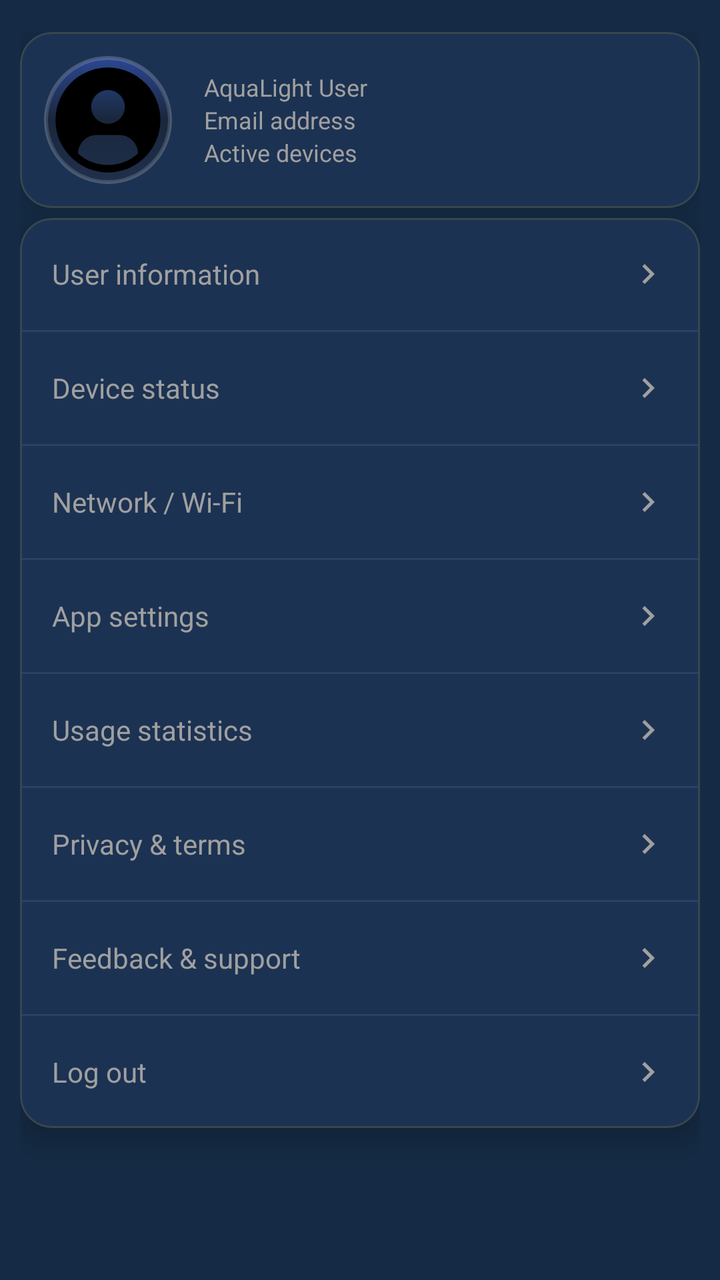
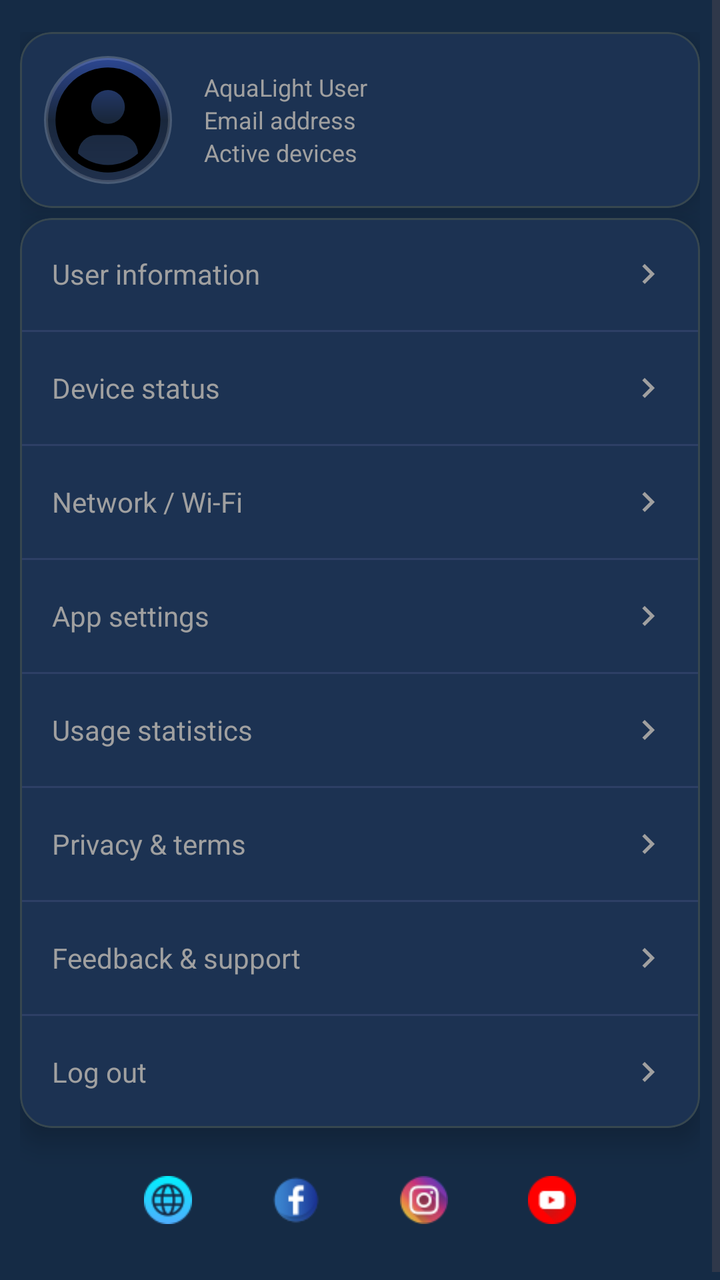

Before-and-after screenshots of an Android layout around one commit, followed by the original layout XML and the change that was made.
<!-- AndroidManifest.xml: application theme AppTheme -->
<!-- res/layout/fragment_settings.xml -->
<?xml version="1.0" encoding="utf-8"?>
<ScrollView
    xmlns:android="http://schemas.android.com/apk/res/android"
    xmlns:app="http://schemas.android.com/apk/res-auto"
    android:layout_width="match_parent"
    android:layout_height="match_parent"
    android:background="@color/background_color"
    android:fillViewport="true">

    <LinearLayout
        android:layout_width="match_parent"
        android:layout_height="wrap_content"
        android:orientation="vertical"
        android:paddingTop="16dp"
        android:paddingStart="10dp"
        android:paddingEnd="10dp"
        android:paddingBottom="16dp">

        
        <com.google.android.material.card.MaterialCardView
            android:layout_width="match_parent"
            android:layout_height="wrap_content"
			style="@style/Widget.Aqua.CardStyles"
            android:layout_marginBottom="5dp">

            <LinearLayout
                android:layout_width="match_parent"
                android:layout_height="wrap_content"
                android:orientation="horizontal"
                android:gravity="center_vertical"
                android:padding="12dp">

              <FrameLayout
    android:layout_width="64dp"
    android:layout_height="64dp"
    android:background="@drawable/profile_background">

    <ImageView
        android:id="@+id/ivProfilePhoto"
        android:layout_width="match_parent"
        android:layout_height="match_parent"
        android:layout_margin="2dp"
        android:background="@drawable/profile_clip_circle"
        android:scaleType="centerCrop"
        android:src="@drawable/ic_profile_placeholder"
        android:clipToOutline="true"
        android:clickable="true"
        android:focusable="true"
        android:contentDescription="@string/settings_profile_photo_desc" />
</FrameLayout>
                <LinearLayout
                    android:layout_width="0dp"
                    android:layout_height="wrap_content"
                    android:layout_weight="1"
                    android:layout_marginStart="16dp"
                    android:orientation="vertical">

                    <TextView
                        android:id="@+id/tvUsername"
                        android:layout_width="match_parent"
                        android:layout_height="wrap_content"
                        android:text="@string/settings_default_username"
                        android:textColor="@color/settings_text_secondary"
                        android:textSize="12sp"/>

                    <TextView
                        android:id="@+id/tvEmail"
                        android:layout_width="match_parent"
                        android:layout_height="wrap_content"
                        android:text="@string/settings_default_email"
                        android:textColor="@color/settings_text_secondary"
                        android:textSize="12sp"/>

                    <TextView
                        android:id="@+id/tvActiveDevices"
                        android:layout_width="match_parent"
                        android:layout_height="wrap_content"
                        android:text="@string/active_devices"
                        android:textColor="@color/settings_text_secondary"
                        android:textSize="12sp"/>
                </LinearLayout>
            </LinearLayout>
        </com.google.android.material.card.MaterialCardView>

        
        <com.google.android.material.card.MaterialCardView
            android:layout_width="match_parent"
            android:layout_height="wrap_content"
            style="@style/Widget.Aqua.CardStyles">

            <LinearLayout
                android:layout_width="match_parent"
                android:layout_height="wrap_content"
                android:orientation="vertical">

                
                <LinearLayout
                    android:id="@+id/rowUserInfo"
                    android:layout_width="match_parent"
                    android:layout_height="56dp"
                    android:paddingHorizontal="16dp"
                    android:gravity="center_vertical"
                    android:clickable="true"
                    android:focusable="true"
                    android:background="?android:attr/selectableItemBackground"
                    android:contentDescription="@string/settings_user_info_desc">

                    <TextView
                        android:layout_width="0dp"
                        android:layout_height="wrap_content"
                        android:layout_weight="1"
                        android:text="@string/settings_user_info"
                        android:textColor="@color/settings_text_secondary"
                        android:textSize="14sp"/>

                    <ImageView
                        android:layout_width="20dp"
                        android:layout_height="20dp"
                        android:src="@drawable/ic_arrow_right"
                        app:tint="@color/settings_text_secondary"
                        android:contentDescription="@string/settings_arrow_desc"/>
                </LinearLayout>

                <View
                    android:layout_width="match_parent"
                    android:layout_height="1dp"
                    android:background="@color/settings_divider"/>

                
                <LinearLayout
                    android:id="@+id/rowDeviceStatus"
                    android:layout_width="match_parent"
                    android:layout_height="56dp"
                    android:paddingHorizontal="16dp"
                    android:gravity="center_vertical"
                    android:clickable="true"
                    android:focusable="true"
                    android:background="?android:attr/selectableItemBackground"
                    android:contentDescription="@string/settings_device_status_desc">

                    <TextView
                        android:layout_width="0dp"
                        android:layout_height="wrap_content"
                        android:layout_weight="1"
                        android:text="@string/settings_device_status"
                        android:textColor="@color/settings_text_secondary"
                        android:textSize="14sp"/>

                    <ImageView
                        android:layout_width="20dp"
                        android:layout_height="20dp"
                        android:src="@drawable/ic_arrow_right"
                        app:tint="@color/settings_text_secondary"
                        android:contentDescription="@string/settings_arrow_desc"/>
                </LinearLayout>

                <View
                    android:layout_width="match_parent"
                    android:layout_height="1dp"
                    android:background="@color/settings_divider"/>

                
                <LinearLayout
                    android:id="@+id/rowNetwork"
                    android:layout_width="match_parent"
                    android:layout_height="56dp"
                    android:paddingHorizontal="16dp"
                    android:gravity="center_vertical"
                    android:clickable="true"
                    android:focusable="true"
                    android:background="?android:attr/selectableItemBackground"
                    android:contentDescription="@string/settings_network_desc">

                    <TextView
                        android:layout_width="0dp"
                        android:layout_height="wrap_content"
                        android:layout_weight="1"
                        android:text="@string/settings_network"
                        android:textColor="@color/settings_text_secondary"
                        android:textSize="14sp"/>

                    <ImageView
                        android:layout_width="20dp"
                        android:layout_height="20dp"
                        android:src="@drawable/ic_arrow_right"
                        app:tint="@color/settings_text_secondary"
                        android:contentDescription="@string/settings_arrow_desc"/>
                </LinearLayout>

                <View
                    android:layout_width="match_parent"
                    android:layout_height="1dp"
                    android:background="@color/settings_divider"/>

                
                <LinearLayout
                    android:id="@+id/rowSettings"
                    android:layout_width="match_parent"
                    android:layout_height="56dp"
                    android:paddingHorizontal="16dp"
                    android:gravity="center_vertical"
                    android:clickable="true"
                    android:focusable="true"
                    android:background="?android:attr/selectableItemBackground"
                    android:contentDescription="@string/settings_app_desc">

                    <TextView
                        android:layout_width="0dp"
                        android:layout_height="wrap_content"
                        android:layout_weight="1"
                        android:text="@string/settings_app"
                        android:textColor="@color/settings_text_secondary"
                        android:textSize="14sp"/>

                    <ImageView
                        android:layout_width="20dp"
                        android:layout_height="20dp"
                        android:src="@drawable/ic_arrow_right"
                        app:tint="@color/settings_text_secondary"
                        android:contentDescription="@string/settings_arrow_desc"/>
                </LinearLayout>

                <View
                    android:layout_width="match_parent"
                    android:layout_height="1dp"
                    android:background="@color/settings_divider"/>

                
                <LinearLayout
                    android:id="@+id/rowUsage"
                    android:layout_width="match_parent"
                    android:layout_height="56dp"
                    android:paddingHorizontal="16dp"
                    android:gravity="center_vertical"
                    android:clickable="true"
                    android:focusable="true"
                    android:background="?android:attr/selectableItemBackground"
                    android:contentDescription="@string/settings_usage_desc">

                    <TextView
                        android:layout_width="0dp"
                        android:layout_height="wrap_content"
                        android:layout_weight="1"
                        android:text="@string/settings_usage"
                        android:textColor="@color/settings_text_secondary"
                        android:textSize="14sp"/>

                    <ImageView
                        android:layout_width="20dp"
                        android:layout_height="20dp"
                        android:src="@drawable/ic_arrow_right"
                        app:tint="@color/settings_text_secondary"
                        android:contentDescription="@string/settings_arrow_desc"/>
                </LinearLayout>

                <View
                    android:layout_width="match_parent"
                    android:layout_height="1dp"
                    android:background="@color/settings_divider"/>

                
                <LinearLayout
                    android:id="@+id/rowPrivacy"
                    android:layout_width="match_parent"
                    android:layout_height="56dp"
                    android:paddingHorizontal="16dp"
                    android:gravity="center_vertical"
                    android:clickable="true"
                    android:focusable="true"
                    android:background="?android:attr/selectableItemBackground"
                    android:contentDescription="@string/settings_privacy_desc">

                    <TextView
                        android:layout_width="0dp"
                        android:layout_height="wrap_content"
                        android:layout_weight="1"
                        android:text="@string/settings_privacy"
                        android:textColor="@color/settings_text_secondary"
                        android:textSize="14sp"/>

                    <ImageView
                        android:layout_width="20dp"
                        android:layout_height="20dp"
                        android:src="@drawable/ic_arrow_right"
                        app:tint="@color/settings_text_secondary"
                        android:contentDescription="@string/settings_arrow_desc"/>
                </LinearLayout>

                <View
                    android:layout_width="match_parent"
                    android:layout_height="1dp"
                    android:background="@color/settings_divider"/>

                
                <LinearLayout
                    android:id="@+id/rowFeedback"
                    android:layout_width="match_parent"
                    android:layout_height="56dp"
                    android:paddingHorizontal="16dp"
                    android:gravity="center_vertical"
                    android:clickable="true"
                    android:focusable="true"
                    android:background="?android:attr/selectableItemBackground"
                    android:contentDescription="@string/settings_feedback_desc">

                    <TextView
                        android:layout_width="0dp"
                        android:layout_height="wrap_content"
                        android:layout_weight="1"
                        android:text="@string/settings_feedback"
                        android:textColor="@color/settings_text_secondary"
                        android:textSize="14sp"/>

                    <ImageView
                        android:layout_width="20dp"
                        android:layout_height="20dp"
                        android:src="@drawable/ic_arrow_right"
                        app:tint="@color/settings_text_secondary"
                        android:contentDescription="@string/settings_arrow_desc"/>
                </LinearLayout>

                <View
                    android:layout_width="match_parent"
                    android:layout_height="1dp"
                    android:background="@color/settings_divider"/>

                
                <LinearLayout
                    android:id="@+id/rowLogout"
                    android:layout_width="match_parent"
                    android:layout_height="56dp"
                    android:paddingHorizontal="16dp"
                    android:gravity="center_vertical"
                    android:clickable="true"
                    android:focusable="true"
                    android:background="?android:attr/selectableItemBackground"
                    android:contentDescription="@string/settings_logout_desc">

                    <TextView
                        android:layout_width="0dp"
                        android:layout_height="wrap_content"
                        android:layout_weight="1"
                        android:text="@string/settings_logout"
                        android:textColor="@color/settings_text_secondary"
                        android:textSize="14sp"/>

                    <ImageView
                        android:layout_width="20dp"
                        android:layout_height="20dp"
                        android:src="@drawable/ic_arrow_right"
                        app:tint="@color/settings_text_secondary"
                        android:contentDescription="@string/settings_arrow_desc"/>
                </LinearLayout>
            </LinearLayout>
        </com.google.android.material.card.MaterialCardView>
    </LinearLayout>
</ScrollView>
<!-- resources referenced by this layout -->
<resources>
  <color name="background_color">#152B45</color>
  <color name="settings_divider">#2D3F66</color>
  <color name="settings_text_secondary">#A0A0A0</color>
  <!-- drawable ic_arrow_right (drawable) -->
  <vector xmlns:android="http://schemas.android.com/apk/res/android"
      android:width="24dp"
      android:height="24dp"
      android:viewportWidth="24"
      android:viewportHeight="24">
  
      <path
          android:fillColor="#A0A0A0"
          android:pathData="M8.59,16.59L13.17,12L8.59,7.41L10,6L16,12L10,18L8.59,16.59Z"/>
  </vector>
  <!-- drawable profile_clip_circle (drawable) -->
  <?xml version="1.0" encoding="utf-8"?>
  <shape xmlns:android="http://schemas.android.com/apk/res/android"
      android:shape="oval">
      <solid android:color="@android:color/transparent" />
  </shape>
  <string name="active_devices">Active devices</string>
  <string name="settings_app">App settings</string>
  <string name="settings_app_desc">Manage theme, language and general settings</string>
  <string name="settings_arrow_desc">Go to details</string>
  <string name="settings_default_email">Email address</string>
  <string name="settings_default_username">AquaLight User</string>
  <string name="settings_device_status">Device status</string>
  <string name="settings_device_status_desc">View the status of connected devices</string>
  <string name="settings_feedback">Feedback &amp; support</string>
  <string name="settings_feedback_desc">Send feedback or get support</string>
  <string name="settings_logout">Log out</string>
  <string name="settings_logout_desc">Sign out of your account</string>
  <string name="settings_network">Network / Wi-Fi</string>
  <string name="settings_network_desc">Configure network and connection settings</string>
  <string name="settings_privacy">Privacy &amp; terms</string>
  <string name="settings_privacy_desc">View privacy policy and terms of use</string>
  <string name="settings_profile_photo_desc">Profile photo</string>
  <string name="settings_usage">Usage statistics</string>
  <string name="settings_usage_desc">View app usage statistics</string>
  <string name="settings_user_info">User information</string>
  <string name="settings_user_info_desc">View and edit user information</string>
  <style name="Widget.Aqua.CardStyles" parent="Widget.MaterialComponents.CardView">
      <item name="cardBackgroundColor">@color/settings_card_background</item>
      <item name="cardCornerRadius">16dp</item>
      <item name="cardElevation">8dp</item>
      <item name="cardUseCompatPadding">false</item>
  </style>
  <color name="settings_card_background">#1C3252</color>
  <color name="md_theme_light_primary">#2196F3</color>
  <color name="md_theme_light_onPrimary">#FFFFFF</color>
  <color name="md_theme_light_secondary">#4A6363</color>
  <color name="md_theme_light_onSecondary">#FFFFFF</color>
  <color name="md_theme_light_background">#152B45</color>
  <color name="md_theme_light_surface">#152B45</color>
  <color name="md_theme_light_onSurface">#E0E6ED</color>
  <color name="md_theme_light_surfaceVariant">#233042</color>
  <color name="md_theme_light_onSurfaceVariant">#5C6B75</color>
  <color name="md_theme_light_outline">#455A64</color>
  <color name="md_theme_light_outlineVariant">#37474F</color>
  <color name="md_theme_light_error">#D32F2F</color>
  <color name="md_theme_light_onError">#FFFFFF</color>
  <!-- unchanged entries left out for length: 3 -->
</resources>

<!-- the commit's change to res/layout/fragment_settings.xml (unified diff, before → after) -->
@@ -20,7 +20,7 @@
         <com.google.android.material.card.MaterialCardView
             android:layout_width="match_parent"
             android:layout_height="wrap_content"
-			style="@style/Widget.Aqua.CardStyles"
+            style="@style/Widget.Aqua.CardStyles"
             android:layout_marginBottom="5dp">
 
             <LinearLayout
@@ -30,24 +30,25 @@
                 android:gravity="center_vertical"
                 android:padding="12dp">
 
-              <FrameLayout
-    android:layout_width="64dp"
-    android:layout_height="64dp"
-    android:background="@drawable/profile_background">
-
-    <ImageView
-        android:id="@+id/ivProfilePhoto"
-        android:layout_width="match_parent"
-        android:layout_height="match_parent"
-        android:layout_margin="2dp"
-        android:background="@drawable/profile_clip_circle"
-        android:scaleType="centerCrop"
-        android:src="@drawable/ic_profile_placeholder"
-        android:clipToOutline="true"
-        android:clickable="true"
-        android:focusable="true"
-        android:contentDescription="@string/settings_profile_photo_desc" />
-</FrameLayout>
+                <FrameLayout
+                    android:layout_width="64dp"
+                    android:layout_height="64dp"
+                    android:background="@drawable/profile_background">
+
+                    <ImageView
+                        android:id="@+id/ivProfilePhoto"
+                        android:layout_width="match_parent"
+                        android:layout_height="match_parent"
+                        android:layout_margin="2dp"
+                        android:background="@drawable/profile_clip_circle"
+                        android:scaleType="centerCrop"
+                        android:src="@drawable/ic_profile_placeholder"
+                        android:clipToOutline="true"
+                        android:clickable="true"
+                        android:focusable="true"
+                        android:contentDescription="@string/settings_profile_photo_desc" />
+                </FrameLayout>
+
                 <LinearLayout
                     android:layout_width="0dp"
                     android:layout_height="wrap_content"
@@ -353,5 +354,56 @@
                 </LinearLayout>
             </LinearLayout>
         </com.google.android.material.card.MaterialCardView>
+
+        
+        <LinearLayout
+            android:id="@+id/rowSocialLinks"
+            android:layout_width="match_parent"
+            android:layout_height="wrap_content"
+            android:orientation="horizontal"
+            android:gravity="center"
+            android:layout_marginTop="16dp"
+            android:layout_marginBottom="8dp">
+
+            <ImageView
+                android:id="@+id/ivSocialWebsite"
+                android:layout_width="40dp"
+                android:layout_height="40dp"
+                android:src="@drawable/web"
+                android:padding="8dp"
+                android:background="?attr/selectableItemBackgroundBorderless"
+                android:contentDescription="@string/settings_social_website"/>
+
+            <ImageView
+                android:id="@+id/ivSocialFacebook"
+                android:layout_width="40dp"
+                android:layout_height="40dp"
+                android:layout_marginStart="24dp"
+                android:src="@drawable/facebook"
+                android:padding="8dp"
+                android:background="?attr/selectableItemBackgroundBorderless"
+                android:contentDescription="@string/settings_social_facebook"/>
+
+            <ImageView
+                android:id="@+id/ivSocialInstagram"
+                android:layout_width="40dp"
+                android:layout_height="40dp"
+                android:layout_marginStart="24dp"
+                android:src="@drawable/instagram"
+                android:padding="8dp"
+                android:background="?attr/selectableItemBackgroundBorderless"
+                android:contentDescription="@string/settings_social_instagram"/>
+
+            <ImageView
+                android:id="@+id/ivSocialYoutube"
+                android:layout_width="40dp"
+                android:layout_height="40dp"
+                android:layout_marginStart="24dp"
+                android:src="@drawable/youtube"
+                android:padding="8dp"
+                android:background="?attr/selectableItemBackgroundBorderless"
+                android:contentDescription="@string/settings_social_youtube"/>
+        </LinearLayout>
+
     </LinearLayout>
 </ScrollView>
<!-- resource entries referenced after the edit -->
@@ -3,6 +3,7 @@
   <color name="background_color">#152B45</color>
   <color name="settings_divider">#2D3F66</color>
   <color name="settings_text_secondary">#A0A0A0</color>
+  <!-- drawable facebook: png bitmap (drawable, 1313 bytes) -->
   <!-- drawable ic_arrow_right (drawable) -->
   <vector xmlns:android="http://schemas.android.com/apk/res/android"
       android:width="24dp"
@@ -14,12 +15,15 @@
           android:fillColor="#A0A0A0"
           android:pathData="M8.59,16.59L13.17,12L8.59,7.41L10,6L16,12L10,18L8.59,16.59Z"/>
   </vector>
+  <!-- drawable instagram: png bitmap (drawable, 2273 bytes) -->
   <!-- drawable profile_clip_circle (drawable) -->
   <?xml version="1.0" encoding="utf-8"?>
   <shape xmlns:android="http://schemas.android.com/apk/res/android"
       android:shape="oval">
       <solid android:color="@android:color/transparent" />
   </shape>
+  <!-- drawable web: png bitmap (drawable, 1706 bytes) -->
+  <!-- drawable youtube: png bitmap (drawable, 1023 bytes) -->
   <string name="active_devices">Active devices</string>
   <string name="settings_app">App settings</string>
   <string name="settings_app_desc">Manage theme, language and general settings</string>
@@ -37,6 +41,10 @@
   <string name="settings_privacy">Privacy &amp; terms</string>
   <string name="settings_privacy_desc">View privacy policy and terms of use</string>
   <string name="settings_profile_photo_desc">Profile photo</string>
+  <string name="settings_social_facebook">Facebook</string>
+  <string name="settings_social_instagram">Instagram</string>
+  <string name="settings_social_website">Website</string>
+  <string name="settings_social_youtube">YouTube</string>
   <string name="settings_usage">Usage statistics</string>
   <string name="settings_usage_desc">View app usage statistics</string>
   <string name="settings_user_info">User information</string>
